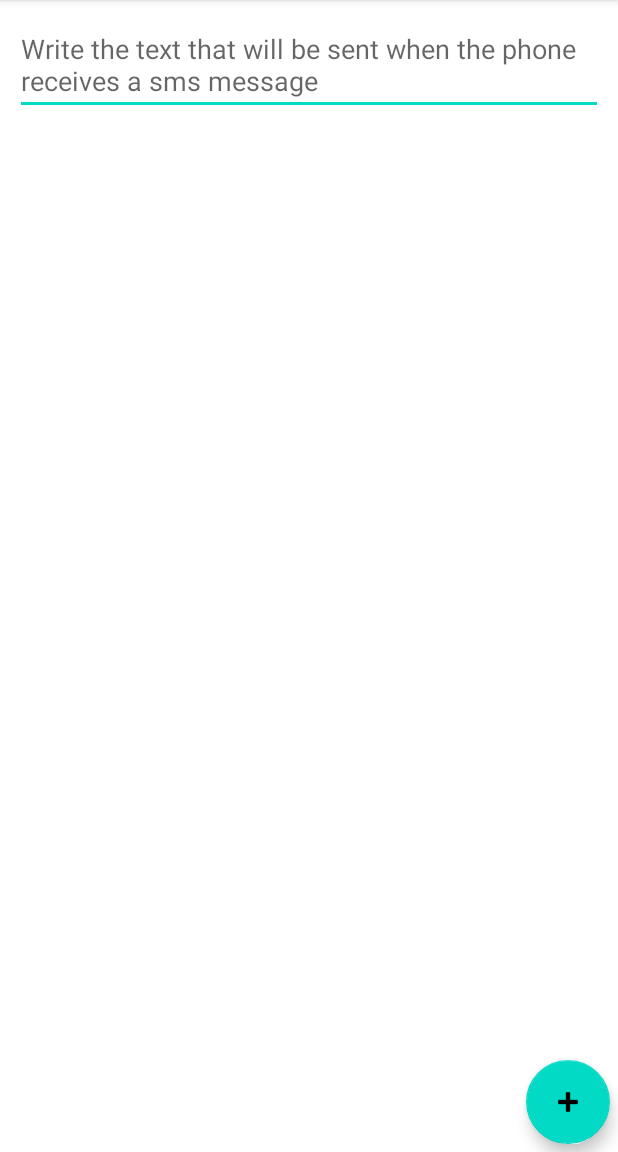
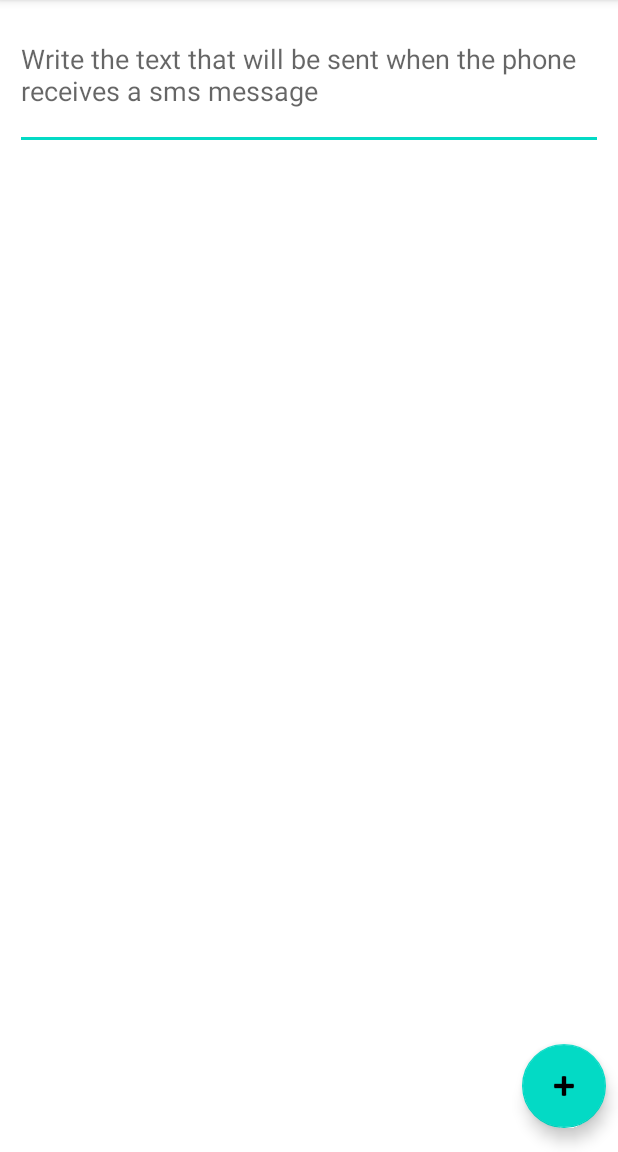
Before and after one commit to geis9669/AutoTextApp, an Android app: the AddMessage screen opened directly, with no data from a screen before it, on a phone screen of 412 x 824 dp, the part 84-1236 px from its top. Run offline under Robolectric (Android 15) with nearby library versions, the phone set to English and light mode, and no system bars.

Commit message:
added a linear layout for the phonenumbers and message
used linear layout to make sure that when using the soft keyboard it will keep the text at the top and allow you to scroll through all of the phone numbers.

```diff
--- a/app/src/main/res/layout/activity_add_message.xml
+++ b/app/src/main/res/layout/activity_add_message.xml
@@ -5,52 +5,53 @@
     android:layout_width="match_parent"
     android:layout_height="match_parent"
     tools:context=".AddMessage"
-    android:orientation="vertical">
+    android:orientation="vertical"
+    >
 
+
+    <LinearLayout
+        android:layout_width="match_parent"
+        android:layout_height="match_parent"
+        android:gravity="top"
+        android:orientation="vertical"
+        app:layout_constraintBottom_toBottomOf="parent"
+        app:layout_constraintEnd_toEndOf="parent"
+        app:layout_constraintStart_toStartOf="parent"
+        app:layout_constraintTop_toTopOf="parent">
 
         <EditText
             android:id="@+id/text_edit_message"
             android:layout_width="match_parent"
-        android:layout_height="wrap_content"
+            android:layout_height="100dp"
             android:layout_marginStart="10dp"
             android:layout_marginLeft="10dp"
-        android:layout_marginTop="10dp"
             android:layout_marginEnd="10dp"
             android:layout_marginRight="10dp"
             android:hint="@string/auto_text_message_hint"
             android:inputType="textMultiLine"
-        app:layout_constraintEnd_toEndOf="parent"
-        app:layout_constraintStart_toStartOf="parent"
-        app:layout_constraintTop_toTopOf="parent" />
+            android:maxHeight="100dp"
+
+            />
 
         <androidx.recyclerview.widget.RecyclerView
             android:id="@+id/phoneList"
             android:layout_width="match_parent"
             android:layout_height="wrap_content"
-        android:layout_marginStart="10dp"
-        android:layout_marginLeft="10dp"
-        android:layout_marginTop="10dp"
-        android:layout_marginEnd="10dp"
-        android:layout_marginRight="10dp"
-        android:layout_marginBottom="10dp"
-        app:layout_constraintBottom_toBottomOf="parent"
-        app:layout_constraintEnd_toEndOf="parent"
-        app:layout_constraintHorizontal_bias="1.0"
-        app:layout_constraintStart_toStartOf="parent"
-        app:layout_constraintTop_toBottomOf="@+id/text_edit_message"
-        app:layout_constraintVertical_bias="0.4"
+
             tools:listitem="@layout/phone_cell">
 
         </androidx.recyclerview.widget.RecyclerView>
+    </LinearLayout>
 
     <com.google.android.material.floatingactionbutton.FloatingActionButton
         android:id="@+id/add_phone_num_button"
         android:layout_width="wrap_content"
         android:layout_height="wrap_content"
-        android:layout_marginEnd="5dp"
-        android:layout_marginRight="5dp"
-        android:layout_marginBottom="5dp"
+        android:layout_marginEnd="8dp"
+        android:layout_marginRight="8dp"
+        android:layout_marginBottom="16dp"
         android:clickable="true"
+        android:focusable="true"
         app:layout_constraintBottom_toBottomOf="parent"
         app:layout_constraintEnd_toEndOf="parent"
         app:srcCompat="@android:drawable/ic_input_add"
```
Lines whose indentation alone changed are shown as unchanged.
